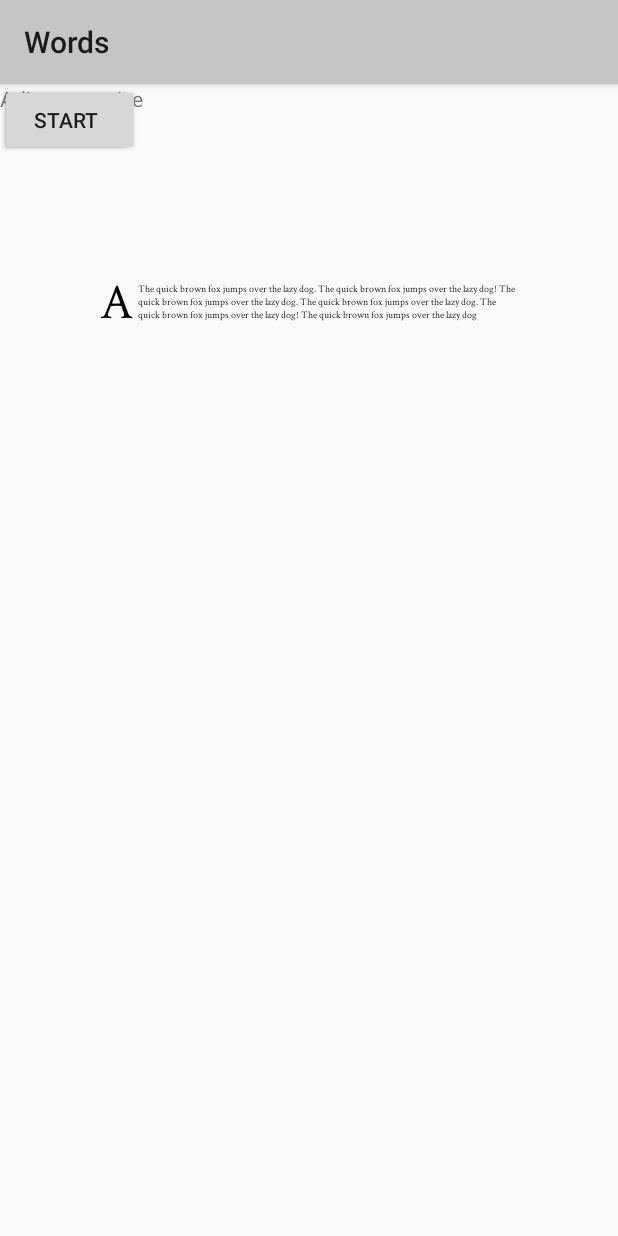
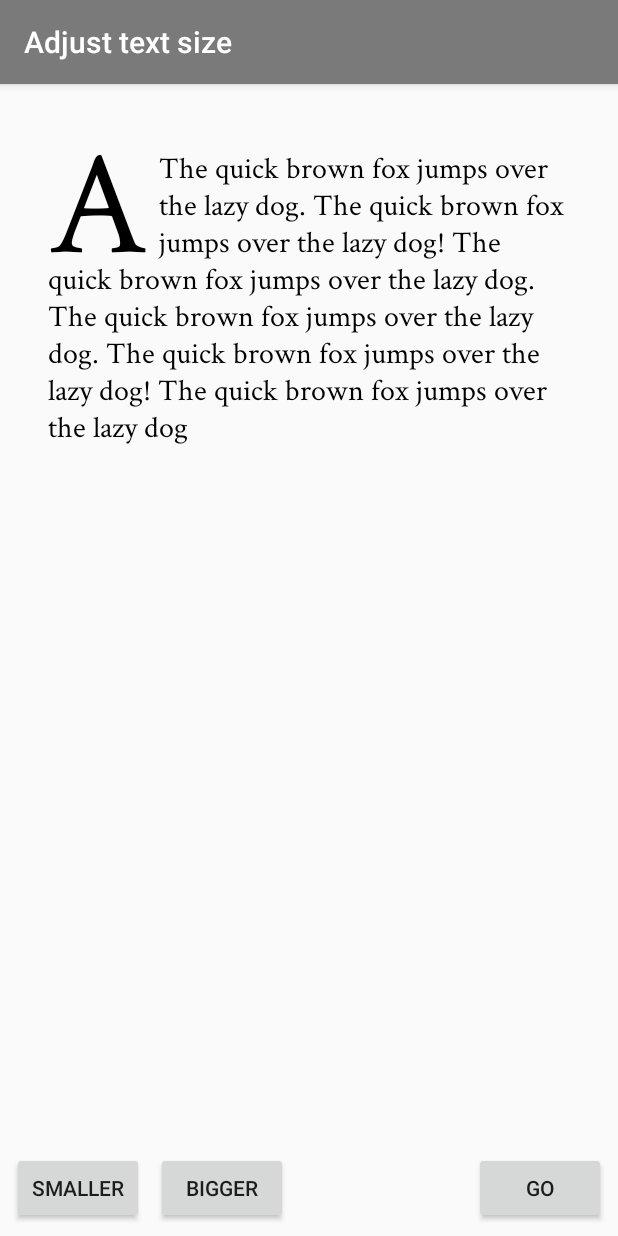
Before and after one commit to samblackmore/words, an Android app: the screen it shows after launch (MainActivity), on a phone screen of 412 x 824 dp. Run offline under Robolectric (Android 15) with nearby library versions, the phone set to English and light mode, and no system bars.

Commit message:
fixing start screen

```diff
--- a/app/src/main/AndroidManifest.xml
+++ b/app/src/main/AndroidManifest.xml
@@ -9,7 +9,10 @@
         android:roundIcon="@mipmap/ic_launcher_round"
         android:supportsRtl="true"
         android:theme="@style/AppTheme">
-        <activity android:name=".MainActivity">
+        <activity
+            android:name=".MainActivity"
+            android:label="@string/title_activity_start"
+            >
             <intent-filter>
                 <action android:name="android.intent.action.MAIN" />
 
--- a/app/src/main/java/com/sam/words/MainActivity.java
+++ b/app/src/main/java/com/sam/words/MainActivity.java
@@ -14,6 +14,7 @@ public class MainActivity extends AppCompatActivity implements View.OnClickListe
         super.onCreate(savedInstanceState);
         setContentView(R.layout.activity_main);
         findViewById(R.id.btn_increase_font_size).setOnClickListener(this);
+        findViewById(R.id.btn_decrease_font_size).setOnClickListener(this);
         findViewById(R.id.btn_start).setOnClickListener(this);
         wordsView = (WordsView) findViewById(R.id.words_view);
     }
@@ -29,6 +30,10 @@ public class MainActivity extends AppCompatActivity implements View.OnClickListe
                 wordsView.increaseTextSize(10);
                 wordsView.invalidate();
                 break;
+            case R.id.btn_decrease_font_size:
+                wordsView.decreaseTextSize(10);
+                wordsView.invalidate();
+                break;
         }
     }
 }
--- a/app/src/main/java/com/sam/words/TabActivity.java
+++ b/app/src/main/java/com/sam/words/TabActivity.java
@@ -150,11 +150,11 @@ public class TabActivity extends AppCompatActivity {
         public CharSequence getPageTitle(int position) {
             switch (position) {
                 case 0:
-                    return "SECTION 1";
+                    return "TOP";
                 case 1:
-                    return "SECTION 2";
+                    return "NEW";
                 case 2:
-                    return "SECTION 3";
+                    return "MY STORIES";
             }
             return null;
         }
--- a/app/src/main/java/com/sam/words/WordsView.java
+++ b/app/src/main/java/com/sam/words/WordsView.java
@@ -21,9 +21,9 @@ public class WordsView extends View {
     private String sentence = "The quick brown fox jumps over the lazy dog. The quick brown fox jumps over the lazy dog! The quick brown fox jumps over the lazy dog. The quick brown fox jumps over the lazy dog. The quick brown fox jumps over the lazy dog! The quick brown fox jumps over the lazy dog ";
     private List<String> lines;
     private List<Rect> sentenceBounds;
-    private int paddingHor = 100;
-    private int paddingVer = 200;
-    private int textSizePx = 10;
+    private int paddingHor = 0;
+    private int paddingVer = 0;
+    private int textSizePx = 30;
     private int viewLeft = -1;
     private int viewRight = -1;
     private int viewTop = -1;
@@ -131,6 +131,11 @@ public class WordsView extends View {
         init();
     }
 
+    public void decreaseTextSize(int amount) {
+        textSizePx -= amount;
+        init();
+    }
+
     private void init() {
         mTextPaint.setTextSize(textSizePx);
 
@@ -159,6 +164,10 @@ public class WordsView extends View {
         mTextPaint = new Paint(Paint.ANTI_ALIAS_FLAG);
         mTextPaint.setTypeface(crimsonText);
         mTextPaint.setStyle(Paint.Style.STROKE);
+
+        paddingHor = getPaddingLeft();
+        paddingVer = getPaddingTop();
+
         init();
     }
 
--- a/app/src/main/res/layout/activity_main.xml
+++ b/app/src/main/res/layout/activity_main.xml
@@ -6,31 +6,49 @@
     android:layout_height="match_parent"
     tools:context="com.sam.words.MainActivity">
 
-    <TextView
+    <com.sam.words.WordsView
+        android:id="@+id/words_view"
         android:layout_width="wrap_content"
         android:layout_height="wrap_content"
-        android:text="Adjust text size"/>
+        android:layout_marginTop="?attr/actionBarSize"
+        android:paddingLeft="@dimen/story_horizontal_padding"
+        android:paddingTop="@dimen/story_vertical_padding"
+        app:layout_constraintLeft_toLeftOf="parent"
+        app:layout_constraintRight_toRightOf="parent"
+        app:layout_constraintTop_toTopOf="parent"
+        app:layout_constraintBottom_toTopOf="@+id/btn_increase_font_size" />
 
-    <com.sam.words.WordsView
-        android:id="@+id/words_view"
-        android:layout_width="match_parent"
-        android:layout_height="match_parent" />
+    <Button
+        android:id="@+id/btn_decrease_font_size"
+        android:text="Smaller"
+        android:layout_width="88dp"
+        android:layout_height="48dp"
+        android:layout_marginStart="8dp"
+        app:layout_constraintBottom_toBottomOf="parent"
+        android:layout_marginBottom="8dp"
+        android:layout_marginLeft="8dp"
+        app:layout_constraintLeft_toLeftOf="parent" />
 
     <Button
         android:id="@+id/btn_increase_font_size"
-        android:text="embiggen"
+        android:text="Bigger"
         android:layout_width="wrap_content"
         android:layout_height="wrap_content"
-        tools:layout_editor_absoluteY="16dp"
-        tools:layout_editor_absoluteX="0dp" />
+        android:layout_marginStart="8dp"
+        app:layout_constraintBottom_toBottomOf="parent"
+        android:layout_marginBottom="8dp"
+        app:layout_constraintLeft_toRightOf="@+id/btn_decrease_font_size"
+        android:layout_marginLeft="8dp" />
 
     <Button
         android:id="@+id/btn_start"
-        android:text="start"
+        android:text="go"
         android:layout_width="wrap_content"
         android:layout_height="wrap_content"
-        tools:layout_editor_absoluteY="64dp"
-        tools:layout_editor_absoluteX="0dp" />
-
+        android:layout_marginEnd="8dp"
+        android:layout_marginRight="8dp"
+        app:layout_constraintRight_toRightOf="parent"
+        app:layout_constraintBottom_toBottomOf="parent"
+        android:layout_marginBottom="8dp" />
 
 </android.support.constraint.ConstraintLayout>
--- a/app/src/main/res/values/colors.xml
+++ b/app/src/main/res/values/colors.xml
@@ -1,6 +1,6 @@
 <?xml version="1.0" encoding="utf-8"?>
 <resources>
-    <color name="colorPrimary">#c5c5c5</color>
-    <color name="colorPrimaryDark">#999999</color>
+    <color name="colorPrimary">#7a7a7a</color>
+    <color name="colorPrimaryDark">#696969</color>
     <color name="colorAccent">#FF4081</color>
 </resources>
--- a/app/src/main/res/values/dimens.xml
+++ b/app/src/main/res/values/dimens.xml
@@ -2,6 +2,8 @@
     <!-- Default screen margins, per the Android Design guidelines. -->
     <dimen name="activity_horizontal_margin">16dp</dimen>
     <dimen name="activity_vertical_margin">16dp</dimen>
+    <dimen name="story_horizontal_padding">32dp</dimen>
+    <dimen name="story_vertical_padding">48dp</dimen>
     <dimen name="fab_margin">16dp</dimen>
     <dimen name="appbar_padding_top">8dp</dimen>
 </resources>
--- a/app/src/main/res/values/strings.xml
+++ b/app/src/main/res/values/strings.xml
@@ -1,7 +1,9 @@
 <resources>
     <string name="app_name">Words</string>
-    <string name="title_activity_swipe">SwipeActivity</string>
+    <string name="title_activity_start">Adjust text size</string>
+    <string name="title_activity_swipe">Story</string>
+    <string name="title_activity_tab">Browse</string>
     <string name="action_settings">Settings</string>
     <string name="section_format">Hello World from section: %1$d</string>
-    <string name="title_activity_tab">TabActivity</string>
+
 </resources>
--- a/app/src/main/res/values/styles.xml
+++ b/app/src/main/res/values/styles.xml
@@ -1,6 +1,6 @@
 <resources>
 
-    <style name="AppTheme" parent="Theme.AppCompat.Light">
+    <style name="AppTheme" parent="Theme.AppCompat.Light.DarkActionBar">
         <item name="colorPrimary">@color/colorPrimary</item>
         <item name="colorPrimaryDark">@color/colorPrimaryDark</item>
         <item name="colorAccent">@color/colorAccent</item>
```
